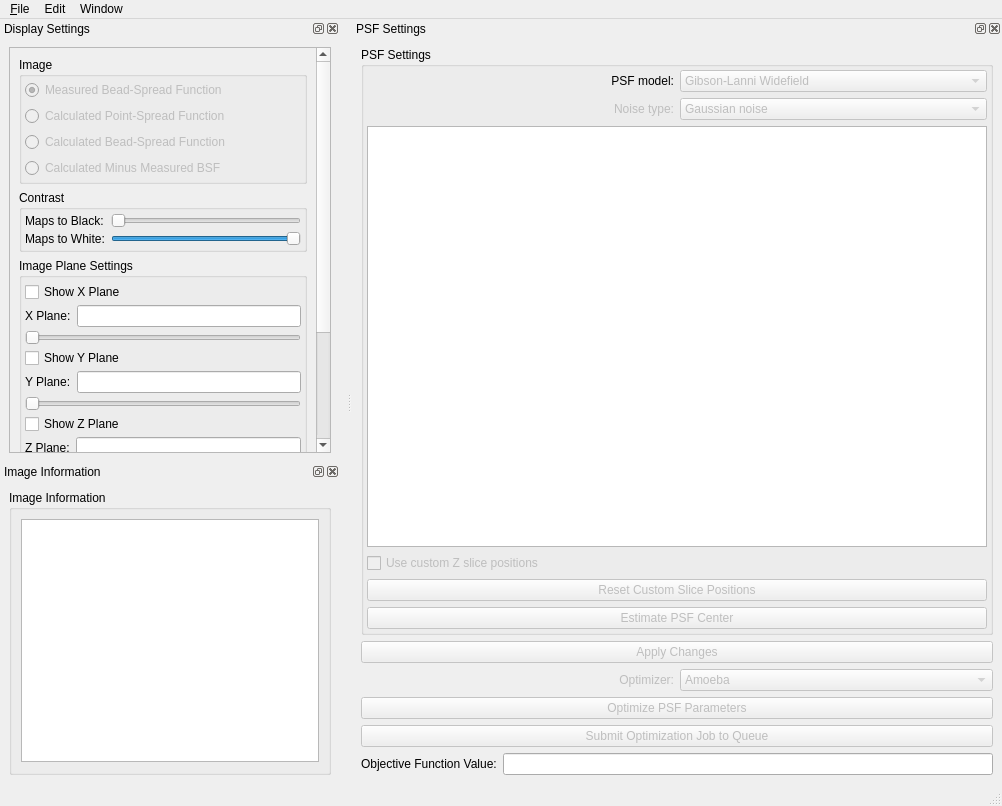
Above: apps/PSFEstimator/PSFEstimator.ui from CISMM/PSFEstimator before the change. Below: the same form after it.
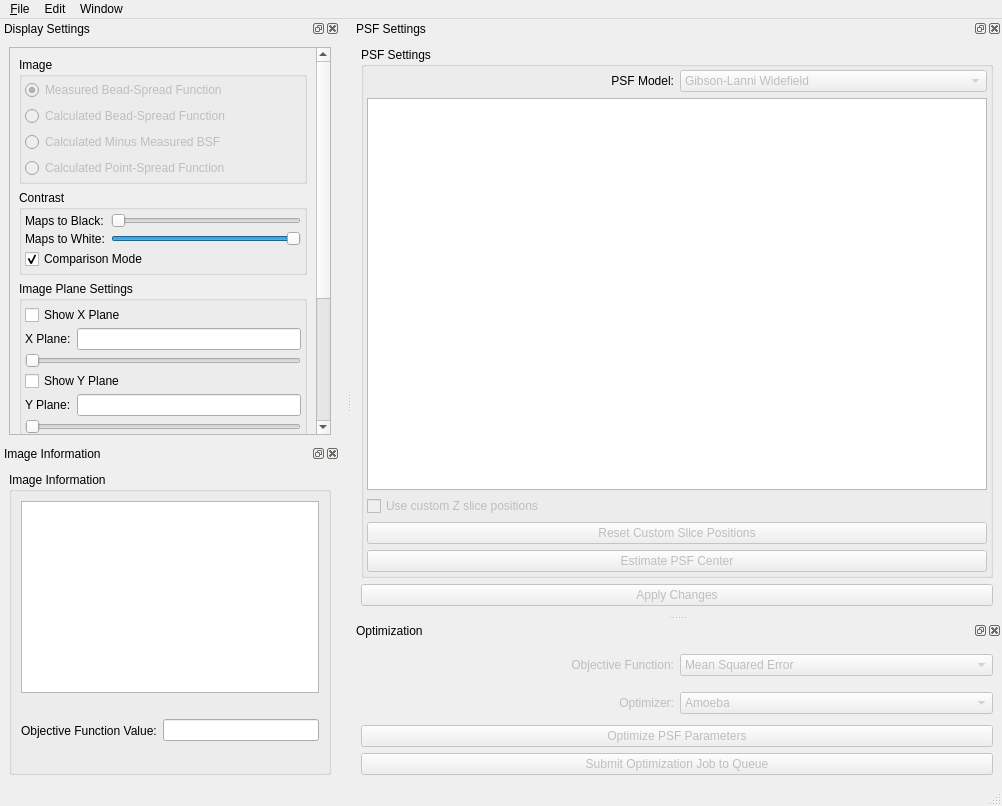
That is the form after the change. Custom widgets are drawn as their Qt base class.

Commit message:
Added ability to switch objective functions. Added "comparison mode" contrast settings option that uses the range
[min(minMeasuredVoxelValue, minCalculatedVoxelValue),
 max(maxMeasuredVoxelValue, maxCalculatedVoxelValue)]

instead of the min/max of the currently displayed image.

The edit to the form file:
```diff
--- a/apps/PSFEstimator/PSFEstimator.ui
+++ b/apps/PSFEstimator/PSFEstimator.ui
@@ -158,7 +158,7 @@
           <x>0</x>
           <y>0</y>
           <width>302</width>
-          <height>580</height>
+          <height>604</height>
          </rect>
         </property>
         <layout class="QVBoxLayout" name="verticalLayout_9">
@@ -187,19 +187,6 @@
               </property>
              </widget>
             </item>
-            <item>
-             <widget class="QRadioButton" name="calculatedPSFRadioButton">
-              <property name="enabled">
-               <bool>false</bool>
-              </property>
-              <property name="toolTip">
-               <string>Show the calculated PSF.</string>
-              </property>
-              <property name="text">
-               <string>Calculated Point-Spread Function</string>
-              </property>
-             </widget>
-            </item>
             <item>
              <widget class="QRadioButton" name="calculatedBSFRadioButton">
               <property name="enabled">
@@ -220,6 +207,19 @@
               </property>
              </widget>
             </item>
+            <item>
+             <widget class="QRadioButton" name="calculatedPSFRadioButton">
+              <property name="enabled">
+               <bool>false</bool>
+              </property>
+              <property name="toolTip">
+               <string>Show the calculated PSF.</string>
+              </property>
+              <property name="text">
+               <string>Calculated Point-Spread Function</string>
+              </property>
+             </widget>
+            </item>
            </layout>
           </widget>
          </item>
@@ -269,6 +269,16 @@
               </property>
              </widget>
             </item>
+            <item row="2" column="0" colspan="2">
+             <widget class="QCheckBox" name="comparisonModeCheckBox">
+              <property name="text">
+               <string>Comparison Mode</string>
+              </property>
+              <property name="checked">
+               <bool>true</bool>
+              </property>
+             </widget>
+            </item>
            </layout>
           </widget>
          </item>
@@ -690,6 +700,29 @@
           </attribute>
          </widget>
         </item>
+        <item>
+         <widget class="QWidget" name="objectiveFunctionValueWidget" native="true">
+          <layout class="QHBoxLayout" name="horizontalLayout_5">
+           <property name="margin">
+            <number>0</number>
+           </property>
+           <item>
+            <widget class="QLabel" name="objectiveFunctionValueLabel">
+             <property name="text">
+              <string>Objective Function Value:</string>
+             </property>
+            </widget>
+           </item>
+           <item>
+            <widget class="QLineEdit" name="objectiveFunctionValueEdit">
+             <property name="readOnly">
+              <bool>true</bool>
+             </property>
+            </widget>
+           </item>
+          </layout>
+         </widget>
+        </item>
        </layout>
       </widget>
      </item>
@@ -738,7 +771,7 @@
               <bool>true</bool>
              </property>
              <property name="text">
-              <string>PSF model:</string>
+              <string>PSF Model:</string>
              </property>
              <property name="alignment">
               <set>Qt::AlignRight|Qt::AlignTrailing|Qt::AlignVCenter</set>
@@ -773,48 +806,6 @@
           </layout>
          </widget>
         </item>
-        <item>
-         <widget class="QWidget" name="noiseTypeWidget" native="true">
-          <property name="enabled">
-           <bool>false</bool>
-          </property>
-          <layout class="QHBoxLayout" name="horizontalLayout_10">
-           <property name="margin">
-            <number>0</number>
-           </property>
-           <item>
-            <widget class="QLabel" name="noiseTypeLabel">
-             <property name="enabled">
-              <bool>false</bool>
-             </property>
-             <property name="text">
-              <string>Noise type:</string>
-             </property>
-             <property name="alignment">
-              <set>Qt::AlignRight|Qt::AlignTrailing|Qt::AlignVCenter</set>
-             </property>
-            </widget>
-           </item>
-           <item>
-            <widget class="QComboBox" name="noiseTypeComboBox">
-             <property name="enabled">
-              <bool>false</bool>
-             </property>
-             <item>
-              <property name="text">
-               <string>Gaussian noise</string>
-              </property>
-             </item>
-             <item>
-              <property name="text">
-               <string>Poisson noise</string>
-              </property>
-             </item>
-            </widget>
-           </item>
-          </layout>
-         </widget>
-        </item>
         <item>
          <widget class="QTableView" name="psfSettingsTableView">
           <property name="minimumSize">
@@ -895,6 +886,60 @@
        </property>
       </widget>
      </item>
+    </layout>
+   </widget>
+  </widget>
+  <widget class="QDockWidget" name="optimizationDockWidget">
+   <property name="windowTitle">
+    <string>Optimization</string>
+   </property>
+   <attribute name="dockWidgetArea">
+    <number>2</number>
+   </attribute>
+   <widget class="QWidget" name="dockWidgetContents_3">
+    <layout class="QVBoxLayout" name="verticalLayout_8">
+     <item>
+      <widget class="QWidget" name="objectiveFunctionWidget" native="true">
+       <property name="enabled">
+        <bool>false</bool>
+       </property>
+       <layout class="QHBoxLayout" name="horizontalLayout_10">
+        <property name="margin">
+         <number>0</number>
+        </property>
+        <item>
+         <widget class="QLabel" name="objectiveFunctionLabel">
+          <property name="enabled">
+           <bool>false</bool>
+          </property>
+          <property name="text">
+           <string>Objective Function:</string>
+          </property>
+          <property name="alignment">
+           <set>Qt::AlignRight|Qt::AlignTrailing|Qt::AlignVCenter</set>
+          </property>
+         </widget>
+        </item>
+        <item>
+         <widget class="QComboBox" name="objectiveFunctionComboBox">
+          <property name="enabled">
+           <bool>false</bool>
+          </property>
+          <item>
+           <property name="text">
+            <string>Mean Squared Error</string>
+           </property>
+          </item>
+          <item>
+           <property name="text">
+            <string>Normalized Correlation</string>
+           </property>
+          </item>
+         </widget>
+        </item>
+       </layout>
+      </widget>
+     </item>
      <item>
       <widget class="QWidget" name="optimizerWidget" native="true">
        <property name="enabled">
@@ -971,29 +1016,6 @@
        </property>
       </widget>
      </item>
-     <item>
-      <widget class="QWidget" name="objectiveFunctionWidget" native="true">
-       <layout class="QHBoxLayout" name="horizontalLayout_5">
-        <property name="margin">
-         <number>0</number>
-        </property>
-        <item>
-         <widget class="QLabel" name="objectiveFunctionValueLabel">
-          <property name="text">
-           <string>Objective Function Value:</string>
-          </property>
-         </widget>
-        </item>
-        <item>
-         <widget class="QLineEdit" name="objectiveFunctionValueEdit">
-          <property name="readOnly">
-           <bool>true</bool>
-          </property>
-         </widget>
-        </item>
-       </layout>
-      </widget>
-     </item>
     </layout>
    </widget>
   </widget>
```
The commit also changes 4 other files.
